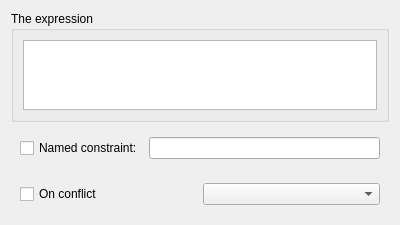
Old version of the form SQLiteStudio3/guiSQLiteStudio/constraints/constraintcheckpanel.ui in the repository pawelsalawa/sqlitestudio.
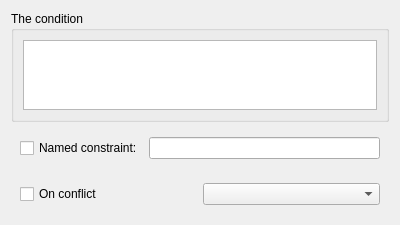
New version of the form. Custom widgets are drawn as their Qt base class.

The edit to the form file:
```diff
--- a/SQLiteStudio3/guiSQLiteStudio/constraints/constraintcheckpanel.ui
+++ b/SQLiteStudio3/guiSQLiteStudio/constraints/constraintcheckpanel.ui
@@ -7,7 +7,7 @@
     <x>0</x>
     <y>0</y>
     <width>400</width>
-    <height>197</height>
+    <height>211</height>
    </rect>
   </property>
   <property name="windowTitle">
@@ -17,7 +17,7 @@
    <item>
     <widget class="QGroupBox" name="exprGroup">
      <property name="title">
-      <string>The expression</string>
+      <string>The condition</string>
      </property>
      <layout class="QVBoxLayout" name="verticalLayout_2">
       <item>
```
Left out of the diff: 2 changed lines with no effect on the pictures.
